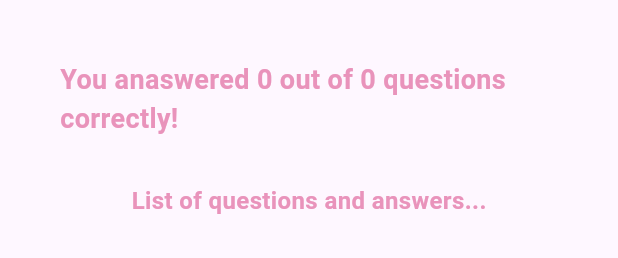
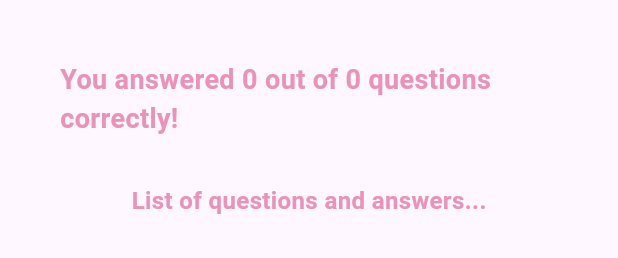
Before and after one commit to spinatose/flutquiz, a Flutter app: the ResultsScreen widget shown alone on an empty page, opened directly with empty values, on a phone screen of 412 x 824 dp. Shown: the top 258 px of the screen. Run offline on Flutter 3.47's test engine with Material 3 defaults, Android fonts, the phone set to English and light mode, and no system bars; our stand-ins replace google_fonts.

Commit message:
created summary data widget

```diff
--- /dev/null
+++ b/lib/questions_summary.dart
@@ -0,0 +1,44 @@
+import 'package:flutquiz/models/quizquestion.dart';
+import 'package:flutter/material.dart';
+import 'package:google_fonts/google_fonts.dart';
+
+class QuestionsSummary extends StatelessWidget {
+  const QuestionsSummary({
+    super.key,
+    required this.summaryData,
+  });
+
+  final List<Map<String, Object>> summaryData;
+
+  @override
+  Widget build(BuildContext context) {
+    return Expanded(
+      child: ListView.builder(
+        itemCount: summaryData.length,
+        itemBuilder: (context, index) {
+          final question = summaryData[index]['question'] as QuizQuestion;
+          final selectedAnswer = summaryData[index]['selectedAnswer'] as String;
+          final correctAnswer = summaryData[index]['correctAnswer'] as String;
+          final isCorrect = summaryData[index]['isCorrect'] as bool;
+
+          return ListTile(
+            title: Text(
+              question.text,
+              style: GoogleFonts.aBeeZee(
+                color: const Color.fromARGB(255, 233, 147, 187),
+                fontSize: 16,
+              ),
+            ),
+            subtitle: Text(
+              isCorrect ? 'Your correct answer: $correctAnswer' : 'Your answer: $selectedAnswer\nCorrect answer: $correctAnswer',
+              style: GoogleFonts.aBeeZee(
+                color: isCorrect ? const Color.fromARGB(255, 17, 147, 223) : Colors.red,
+                fontSize: 14,
+              ),
+            ),
+          );
+        },
+      ),
+    );
+  }
+}
--- a/lib/results_screen.dart
+++ b/lib/results_screen.dart
@@ -1,5 +1,6 @@
 import 'package:flutquiz/centered_text.dart';
 import 'package:flutquiz/models/data/questions.dart';
+import 'package:flutquiz/questions_summary.dart';
 import 'package:flutquiz/quiz_wrapper.dart';
 import 'package:flutter/material.dart';
 import 'package:google_fonts/google_fonts.dart';
@@ -23,7 +24,7 @@ class ResultsScreen extends StatelessWidget {
         mainAxisAlignment: MainAxisAlignment.center,
         children: [
           CenteredText(
-            'You anaswered $correctCount out of ${correctAnswers.length} questions correctly!',
+            'You answered $correctCount out of ${correctAnswers.length} questions correctly!',
             style: GoogleFonts.aBeeZee(
               color: Color.fromARGB(255, 233, 147, 187),
               fontSize: 18,
@@ -41,34 +42,7 @@ class ResultsScreen extends StatelessWidget {
             ),
           ),
           const SizedBox(height: 30),
-
-
-          Expanded(
-            child: ListView.builder(
-              itemCount: selectedAnswers.length,
-              itemBuilder: (context, index) {
-                final question = questions[index];
-                final selectedAnswer = selectedAnswers[index];
-                final correctAnswer = question.correctAnswer;
-                final isCorrect = selectedAnswer == correctAnswer;
-
-                return ListTile(
-                  title: Text(question.text, style: GoogleFonts.aBeeZee(
-                    color: Color.fromARGB(255, 233, 147, 187),
-                    fontSize: 16,
-                  )),
-                  subtitle: Text('Your answer: $selectedAnswer\nCorrect answer: $correctAnswer',
-                    style: GoogleFonts.aBeeZee(
-                      color: isCorrect ? Colors.green : Colors.red,
-                      fontSize: 14,
-                    )),
-                );
-              },
-            ),
-          ),
-
-
-
+          QuestionsSummary(summaryData: getSummaryData()),
           OutlinedButton.icon(
             onPressed: () {
               setScreen(QuizScreen.splash);
```
